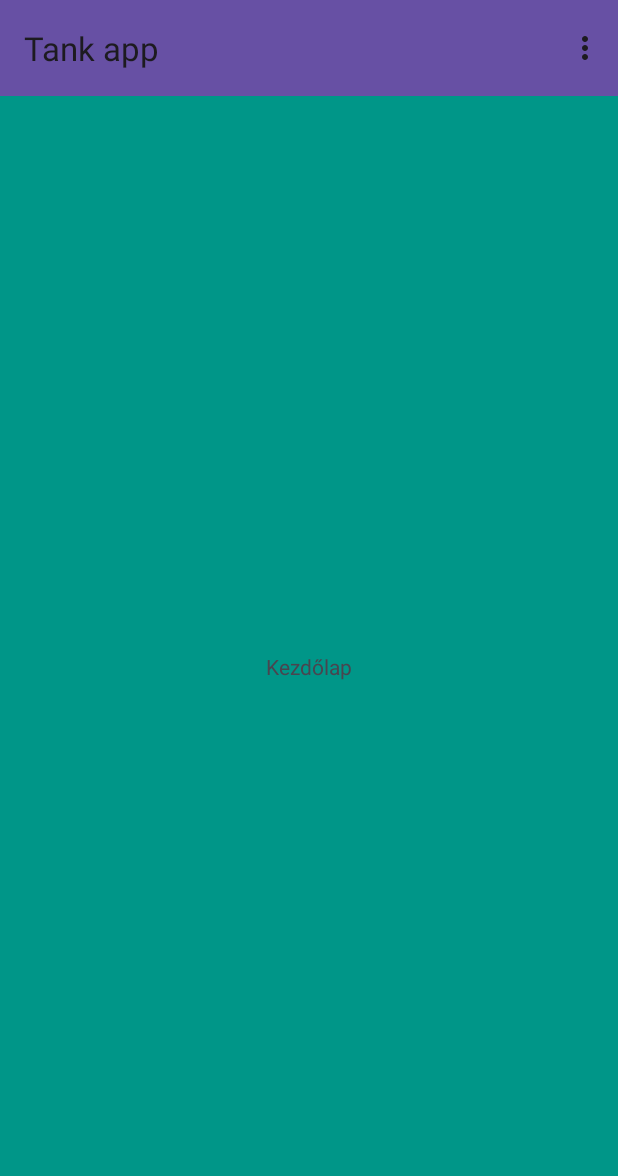
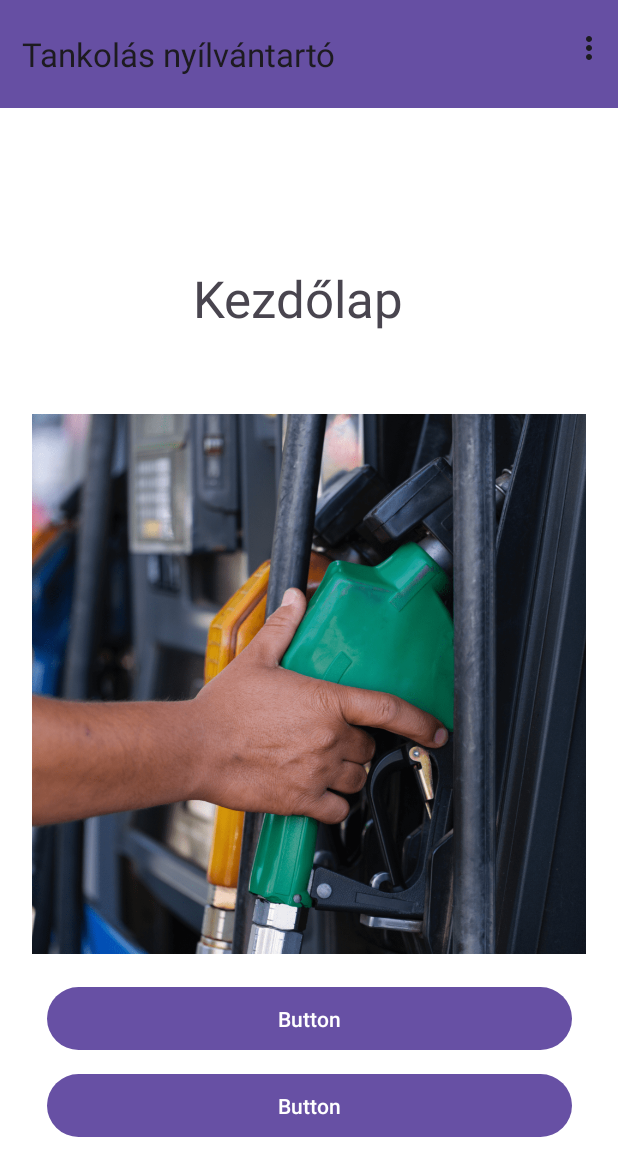
Before and after one commit to badinszky97/android_beadando, an Android app: the screen it shows after launch (MainActivity), on a phone screen of 412 x 824 dp. Shown: the top 1176 px of the screen. Run offline under Robolectric (Android 15) with nearby library versions, the phone set to English and light mode, and no system bars; our stand-ins replace Room's generated code.

Commit message:
formázások
Elrendezések formázása, háttérszínek beállítása, kezdőlap változtatás, menüelemek  lekereítése xml csatolással, kezdőlap kép és gombok hozzáadása, gombok formázása

```diff
--- a/app/src/main/java/hu/nje/tankolasnyilvantarto/MainActivity.java
+++ b/app/src/main/java/hu/nje/tankolasnyilvantarto/MainActivity.java
@@ -21,9 +21,9 @@ public class MainActivity extends AppCompatActivity {
         setContentView(R.layout.activity_main);
         // **************************
         // toolbar beállítása
-        Toolbar toolbar = findViewById(R.id.toolbar);
+        Toolbar toolbar = findViewById(R.id.mainToolbar);
         setSupportActionBar(toolbar);
-        setTitle("Tank app");
+        setTitle("Tankolás nyílvántartó");
         // **************************
         mTankolasViewModel = new ViewModelProvider(this).get(TankolasViewModel.class);
 
--- a/app/src/main/res/layout/activity_main.xml
+++ b/app/src/main/res/layout/activity_main.xml
@@ -8,10 +8,10 @@
     tools:context=".MainActivity">
 
     <androidx.appcompat.widget.Toolbar
-        android:id="@+id/toolbar"
-        android:layout_width="0dp"
-        android:layout_height="wrap_content"
-        android:background="?attr/colorPrimary"
+        android:id="@+id/mainToolbar"
+        android:layout_width="416dp"
+        android:layout_height="72dp"
+        android:background="#664FA3"
         android:minHeight="?attr/actionBarSize"
         android:theme="?attr/actionBarTheme"
         app:layout_constraintEnd_toEndOf="parent"
@@ -26,5 +26,6 @@
         app:layout_constraintBottom_toBottomOf="parent"
         app:layout_constraintEnd_toEndOf="parent"
         app:layout_constraintStart_toStartOf="parent"
-        app:layout_constraintTop_toBottomOf="@+id/toolbar" />
+        app:layout_constraintTop_toBottomOf="@+id/mainToolbar" />
+
 </androidx.constraintlayout.widget.ConstraintLayout>
--- a/app/src/main/res/layout/fogyasztasi_adatok_recycle_item.xml
+++ b/app/src/main/res/layout/fogyasztasi_adatok_recycle_item.xml
@@ -2,12 +2,12 @@
 <androidx.constraintlayout.widget.ConstraintLayout xmlns:android="http://schemas.android.com/apk/res/android"
     xmlns:app="http://schemas.android.com/apk/res-auto"
     xmlns:tools="http://schemas.android.com/tools"
-    android:id="@+id/Layout1"
+    android:id="@+id/fogyasztLayout"
     android:layout_width="match_parent"
     android:layout_height="wrap_content"
     android:layout_marginTop="10sp"
     android:layout_marginEnd="10sp"
-    android:background="#4CAF50"
+    android:background="@drawable/rounded_ui_layout"
     android:padding="5sp">
 
     <TextView
--- a/app/src/main/res/layout/fragment_fogyasztasi_adatok.xml
+++ b/app/src/main/res/layout/fragment_fogyasztasi_adatok.xml
@@ -5,7 +5,8 @@
     android:id="@+id/Layout"
     android:layout_width="match_parent"
     android:layout_height="match_parent"
-    tools:context=".FogyasztasiAdatok" >
+    android:background="@color/list"
+    tools:context=".FogyasztasiAdatok">
 
     <TextView
         android:id="@+id/textView4"
--- a/app/src/main/res/layout/fragment_kezdolap.xml
+++ b/app/src/main/res/layout/fragment_kezdolap.xml
@@ -5,16 +5,53 @@
     android:id="@+id/frameLayout"
     android:layout_width="match_parent"
     android:layout_height="match_parent"
-    android:background="#009688"
+    android:background="@color/white"
     tools:context=".Kezdolap">
 
     <TextView
         android:id="@+id/textView"
-        android:layout_width="wrap_content"
-        android:layout_height="wrap_content"
+        android:layout_width="154dp"
+        android:layout_height="44dp"
+        android:layout_marginTop="104dp"
+        android:ellipsize="middle"
         android:text="Kezdőlap"
+        android:textSize="34sp"
+        app:layout_constraintEnd_toEndOf="parent"
+        app:layout_constraintHorizontal_bias="0.498"
+        app:layout_constraintStart_toStartOf="parent"
+        app:layout_constraintTop_toTopOf="parent" />
+
+    <ImageView
+        android:id="@+id/imageView2"
+        android:layout_width="369dp"
+        android:layout_height="364dp"
+        android:scaleX="1"
+        android:scaleY="1"
+        android:src="@drawable/benzinkut"
         app:layout_constraintBottom_toBottomOf="parent"
         app:layout_constraintEnd_toEndOf="parent"
         app:layout_constraintStart_toStartOf="parent"
-        app:layout_constraintTop_toTopOf="parent" />
+        app:layout_constraintTop_toBottomOf="@+id/textView"
+        app:layout_constraintVertical_bias="0.224" />
+
+    <Button
+        android:id="@+id/button"
+        android:layout_width="350dp"
+        android:layout_height="50dp"
+        android:layout_marginTop="16dp"
+        android:text="Button"
+        app:layout_constraintEnd_toEndOf="parent"
+        app:layout_constraintStart_toStartOf="parent"
+        app:layout_constraintTop_toBottomOf="@+id/imageView2" />
+
+    <Button
+        android:id="@+id/button2"
+        android:layout_width="350dp"
+        android:layout_height="50dp"
+        android:layout_marginTop="8dp"
+        android:text="Button"
+        app:layout_constraintEnd_toEndOf="@+id/button"
+        app:layout_constraintStart_toStartOf="@+id/button"
+        app:layout_constraintTop_toBottomOf="@+id/button" />
+
 </androidx.constraintlayout.widget.ConstraintLayout>
--- a/app/src/main/res/values/colors.xml
+++ b/app/src/main/res/values/colors.xml
@@ -2,4 +2,6 @@
 <resources>
     <color name="black">#FF000000</color>
     <color name="white">#FFFFFFFF</color>
+    <color name="list">#564ADA</color>
+    <color name="listitem">#FDA300</color>
 </resources>
```
Also changed, not shown: app/src/main/res/drawable/rounded_ui_layout.xml (added, +18 -0 lines), app/src/main/res/layout/fragment_elozo_tankolasok.xml (+10 -1 lines), app/src/main/res/layout/recyclerview_item.xml (+22 -10 lines), app/src/main/res/drawable/benzinkut.png (added).
